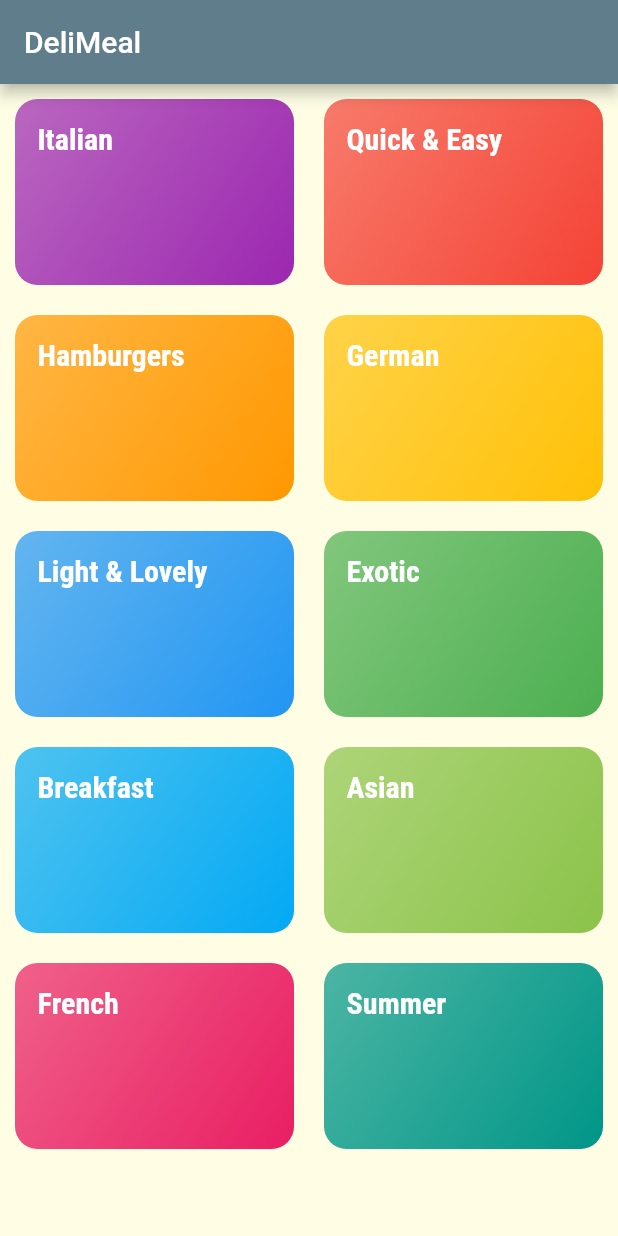
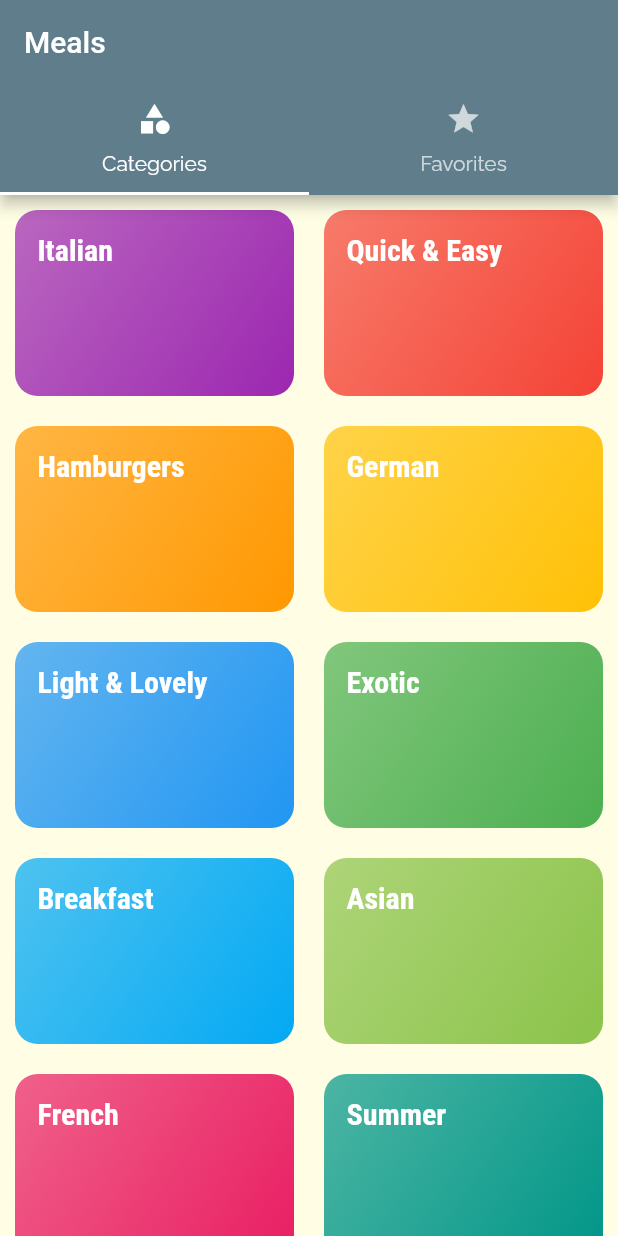
Before and after one commit to angelo98-dev/meals_app, a Flutter app: the screen it shows after launch, on a phone screen of 412 x 824 dp. Run offline on Flutter 3.47's test engine with Material 2 defaults, Android fonts, the phone set to English and light mode, and no system bars.

Commit message:
add tabbar

```diff
--- a/lib/main.dart
+++ b/lib/main.dart
@@ -1,6 +1,7 @@
 import 'package:flutter/cupertino.dart';
 import 'package:flutter/material.dart';
 import 'package:meals_app/screens/meal_detail_screen.dart';
+import 'package:meals_app/screens/tabs_screen.dart';
 
 import 'screens/category_meals_screen.dart';
 import 'screens/categories_screen.dart';
@@ -58,13 +59,13 @@ class MyApp extends StatelessWidget {
       ),
       initialRoute: '/',
       routes: {
-        '/': (ctx) => CategoriesScreen(),
+        '/': (ctx) => const TabScreen(),
         CategoryMealsScreen.routeName: (ctx) => CategoryMealsScreen(),
-        MealDetailsScreen.nameRoute: (ctx) => MealDetailsScreen(),
+        MealDetailsScreen.nameRoute: (ctx) => const MealDetailsScreen(),
       },
       onUnknownRoute: (settings) {
         return MaterialPageRoute(
-          builder: (ctx) => CategoriesScreen(),
+          builder: (ctx) => const TabScreen(),
         );
       },
     );
--- a/lib/screens/categories_screen.dart
+++ b/lib/screens/categories_screen.dart
@@ -9,9 +9,6 @@ class CategoriesScreen extends StatelessWidget {
   @override
   Widget build(BuildContext context) {
     return Scaffold(
-      appBar: AppBar(
-        title: const Text('DeliMeal'),
-      ),
       body: GridView(
           padding: const EdgeInsets.all(10),
           children: dummyCategories
--- /dev/null
+++ b/lib/screens/favorites_screen.dart
@@ -0,0 +1,14 @@
+import 'package:flutter/material.dart';
+
+class FavoritesScreen extends StatelessWidget {
+  const FavoritesScreen({
+    Key? key,
+  }) : super(key: key);
+
+  @override
+  Widget build(BuildContext context) {
+    return const Center(
+      child: Text('The Favorites'),
+    );
+  }
+}
--- /dev/null
+++ b/lib/screens/tabs_screen.dart
@@ -0,0 +1,42 @@
+import 'package:flutter/material.dart';
+
+import './categories_screen.dart';
+import './favorites_screen.dart';
+
+class TabScreen extends StatefulWidget {
+  const TabScreen({
+    Key? key,
+  }) : super(key: key);
+
+  @override
+  State<TabScreen> createState() => _TabScreenState();
+}
+
+class _TabScreenState extends State<TabScreen> {
+  @override
+  Widget build(BuildContext context) {
+    return DefaultTabController(
+      length: 2,
+      child: Scaffold(
+        appBar: AppBar(
+          title: const Text('Meals'),
+          bottom: const TabBar(
+            indicatorColor: Colors.white,
+            tabs: [
+              Tab(
+                icon: Icon(Icons.category),
+                text: 'Categories',
+              ),
+              Tab(
+                icon: Icon(Icons.star),
+                text: 'Favorites',
+              )
+            ],
+          ),
+        ),
+        body:
+            const TabBarView(children: [CategoriesScreen(), FavoritesScreen()]),
+      ),
+    );
+  }
+}
```
